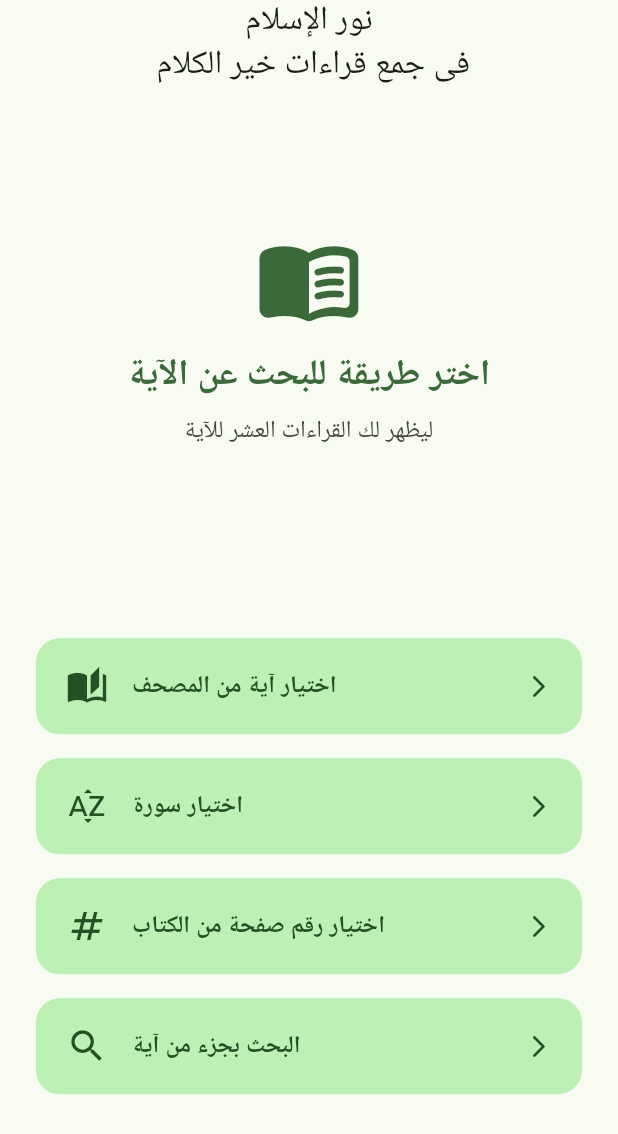
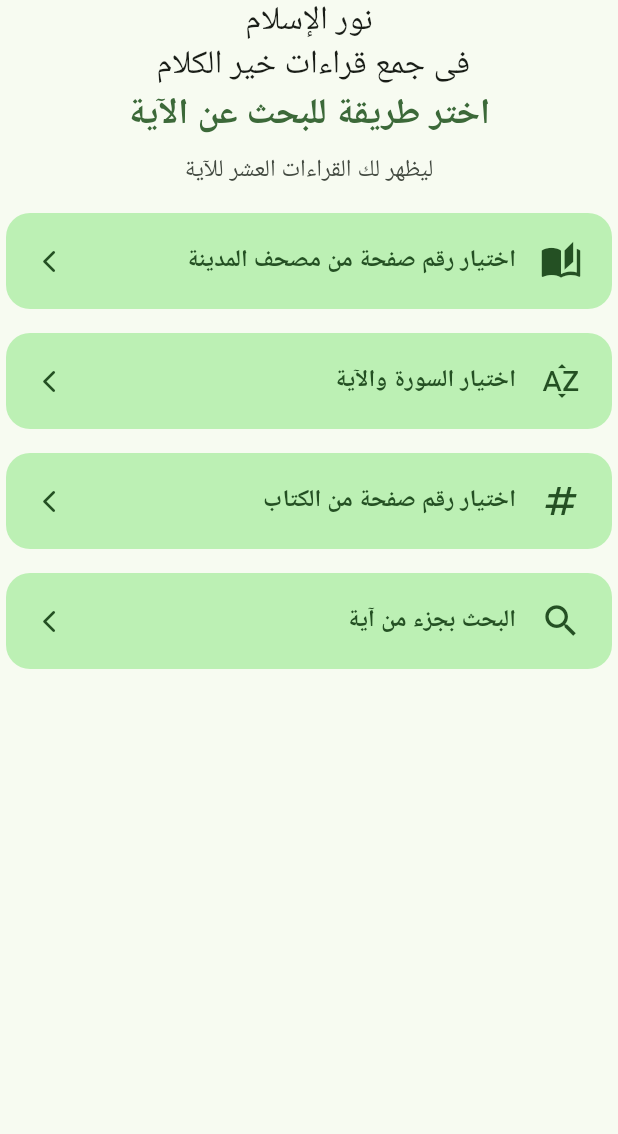
Before and after one commit to mhussin2023/nour_alislam, a Flutter app: the screen it shows after launch, on a phone screen of 412 x 824 dp. Shown: the top 1134 px of the screen. Run offline on Flutter 3.47's test engine with Material 3 defaults, Android fonts, the phone set to English and light mode, and no system bars; our stand-ins replace flutter_screenutil; missing offline and left inert: qcf_quran.

Commit message:
new work ok

```diff
--- a/lib/StartUpPage.dart
+++ b/lib/StartUpPage.dart
@@ -1,10 +1,42 @@
 import 'package:flutter/material.dart';
 import 'package:nour_alislam/partAndPageSelector.dart';
+import 'package:nour_alislam/png_viewer_page.dart';
 import 'package:nour_alislam/surah_index_page.dart';
 import '1_chooseAyaFromMushaf.dart';
 
-class StartUpPage extends StatelessWidget {
+class StartUpPage extends StatefulWidget {
   const StartUpPage({super.key});
+
+  @override
+  State<StartUpPage> createState() => _StartUpPageState();
+}
+
+class _StartUpPageState extends State<StartUpPage> {
+  bool _showPageInput = false;
+  final _pageController = TextEditingController();
+
+  @override
+  void dispose() {
+    _pageController.dispose();
+    super.dispose();
+  }
+
+  void _onPageSubmit() {
+    final text = _pageController.text.trim();
+    if (text.isEmpty) return;
+    final page = int.tryParse(text);
+    if (page == null || page < 1 || page > 604) return;
+    print('reached route');
+    Navigator.push(
+      context,
+      MaterialPageRoute(
+        builder: (context) => PngViewerPage(
+          bookNumber: 1,
+          pageNumber: page,
+        ),
+      ),
+    );
+  }
 
   @override
   Widget build(BuildContext context) {
@@ -21,12 +53,13 @@ class StartUpPage extends StatelessWidget {
       ),
       body: SafeArea(
         child: Padding(
-          padding: const EdgeInsets.symmetric(horizontal: 24, vertical: 32),
+          padding: const EdgeInsets.symmetric(horizontal: 4, vertical: 4),
           child: Column(
+            mainAxisAlignment: MainAxisAlignment.spaceBetween,
             children: [
-              const Spacer(flex: 1),
-              Icon(Icons.menu_book_rounded, size: 72, color: theme.colorScheme.primary),
-              const SizedBox(height: 12),
+              // const Spacer(flex: 1),
+              // Icon(Icons.menu_book_rounded, size: 72, color: theme.colorScheme.primary),
+              // const SizedBox(height: 12),
               Text(
                 'اختر طريقة للبحث عن الآية',
                 style: theme.textTheme.headlineSmall?.copyWith(
@@ -41,23 +74,47 @@ class StartUpPage extends StatelessWidget {
                   color: theme.colorScheme.onSurfaceVariant,
                 ),
               ),
-              const Spacer(flex: 2),
-              _MenuButton(
+             // const Spacer(flex: 2),
+              const SizedBox(height: 16),
+              Directionality(
+                textDirection: TextDirection.rtl,
+                child: _MenuButton(
                   icon: Icons.auto_stories,
-                label: 'اختيار آية من المصحف',
+                  label: 'اختيار رقم صفحة من مصحف المدينة',
                   onTap: () {
-                  Navigator.push(
-                    context,
-                    MaterialPageRoute(
-                      builder: (context) => const QuranHomePage(),
+                    setState(() {
+                      _showPageInput = !_showPageInput;
+                    });
+                  },
+                  additionalContent: _showPageInput
+                      ? TextField(
+                          controller: _pageController,
+                          keyboardType: TextInputType.number,
+                          decoration: InputDecoration(
+                            hintText: 'أدخل رقم الصفحة (1-604)',
+                            hintStyle: const TextStyle(fontSize: 14),
+                            border: OutlineInputBorder(
+                              borderRadius: BorderRadius.circular(10),
                             ),
-                  );
-                },
+                            contentPadding: const EdgeInsets.symmetric(
+                                horizontal: 12, vertical: 8),
+                            isDense: true,
+                            filled: true,
+                            fillColor: theme.colorScheme.surface,
+                          ),
+                          style: const TextStyle(fontSize: 16),
+                          onSubmitted: (_) => _onPageSubmit(),
+                        )
+                      : null,
+                ),
               ),
               const SizedBox(height: 16),
-              _MenuButton(
+
+              Directionality(
+                textDirection: TextDirection.rtl,
+                child: _MenuButton(
                   icon: Icons.sort_by_alpha,
-                label: 'اختيار سورة ',
+                  label: 'اختيار السورة والآية ',
                   onTap: () {
                     Navigator.push(
                       context,
@@ -67,8 +124,12 @@ class StartUpPage extends StatelessWidget {
                     );
                   },
                 ),
+              ),
               const SizedBox(height: 16),
-              _MenuButton(
+
+              Directionality(
+                textDirection: TextDirection.rtl,
+                child: _MenuButton(
                   icon: Icons.numbers,
                   label: 'اختيار رقم صفحة من الكتاب',
                   onTap: () {
@@ -81,11 +142,16 @@ class StartUpPage extends StatelessWidget {
 
                   },
                 ),
+              ),
               const SizedBox(height: 16),
+              Directionality(
+                textDirection: TextDirection.rtl,
+              child:
               _MenuButton(
                 icon: Icons.search,
                 label: 'البحث بجزء من آية',
                 onTap: () {},
+              )
               ),
               const Spacer(flex: 1),
             ],
@@ -100,11 +166,13 @@ class _MenuButton extends StatelessWidget {
   final IconData icon;
   final String label;
   final VoidCallback onTap;
+  final Widget? additionalContent;
 
   const _MenuButton({
     required this.icon,
     required this.label,
     required this.onTap,
+    this.additionalContent,
   });
 
   @override
@@ -121,7 +189,10 @@ class _MenuButton extends StatelessWidget {
           borderRadius: BorderRadius.circular(16),
           child: Padding(
             padding: const EdgeInsets.symmetric(horizontal: 20, vertical: 18),
-            child: Row(
+            child: Column(
+              mainAxisSize: MainAxisSize.min,
+              children: [
+                Row(
                   children: [
                     Icon(icon, color: theme.colorScheme.onPrimaryContainer, size: 28),
                     const SizedBox(width: 16),
@@ -141,6 +212,12 @@ class _MenuButton extends StatelessWidget {
                     ),
                   ],
                 ),
+                if (additionalContent != null) ...[
+                  const SizedBox(height: 12),
+                  additionalContent!,
+                ],
+              ],
+            ),
           ),
         ),
       ),
```
Also changed, not shown: lib/surah_index_page.dart (+88 -54 lines). Lines whose indentation alone changed are shown as unchanged.
